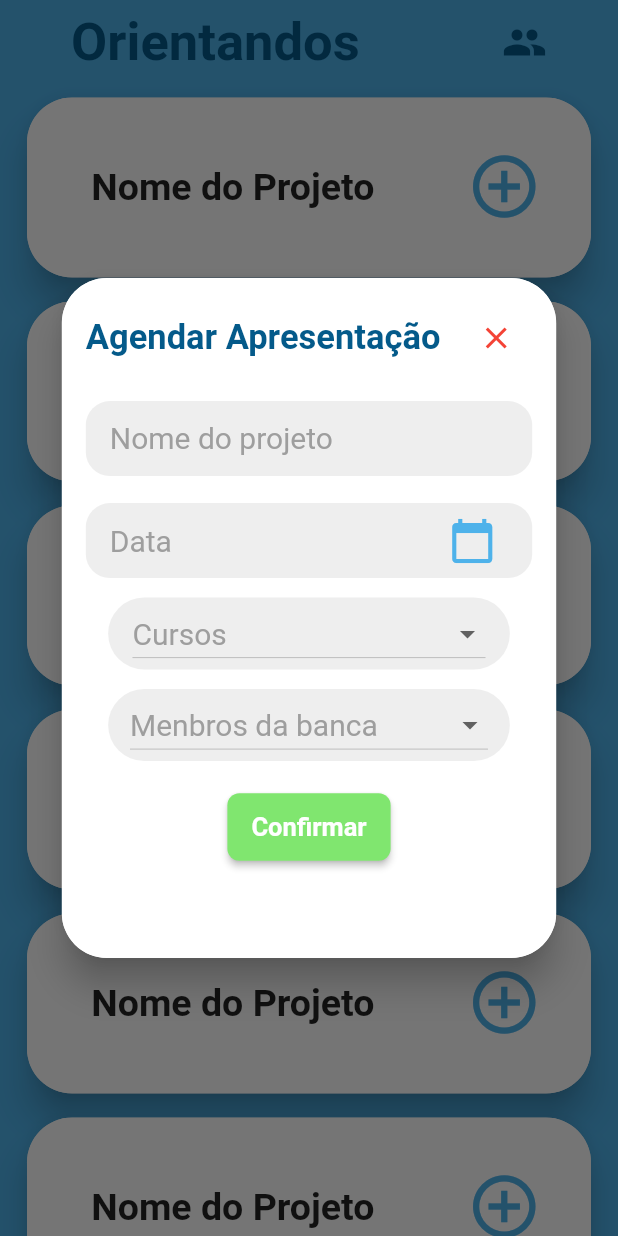
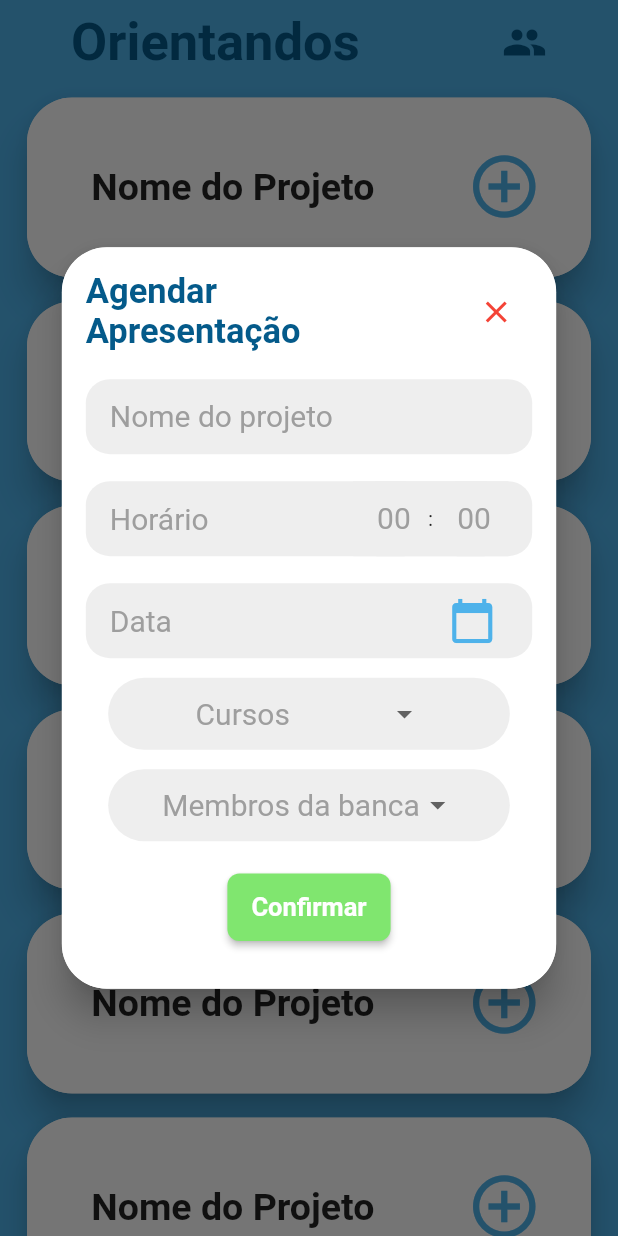
Before and after one commit to Deivid1071/LabInfoProject, a Flutter app: the OrientandosScreen screen opened directly, after a tap on the "add circle outline" icon, on a phone screen of 412 x 824 dp. Run offline on Flutter 3.47's test engine with Material 2 defaults, Android fonts, the phone set to English and light mode, and no system bars.

Commit message:
Layout e ajustes das telas

```diff
--- a/lib/components/custom_text_field.dart
+++ b/lib/components/custom_text_field.dart
@@ -1,9 +1,10 @@
 import 'package:flutter/material.dart';
+import 'package:flutter/services.dart';
 
 class CustomTextField extends StatelessWidget {
 
   CustomTextField({this.hint, this.prefix, this.suffix, this.obscure = false,
-    this.textInputType, this.onChanged, this.enabled, this.controller
+    this.textInputType, this.onChanged, this.enabled, this.controller, this.maxLenght
   });
 
   final TextEditingController controller;
@@ -14,6 +15,7 @@ class CustomTextField extends StatelessWidget {
   final TextInputType textInputType;
   final Function(String) onChanged;
   final bool enabled;
+  final int maxLenght;
 
   @override
   Widget build(BuildContext context) {
@@ -35,7 +37,11 @@ class CustomTextField extends StatelessWidget {
         keyboardType: textInputType,
         onChanged: onChanged,
         enabled: enabled,
+        inputFormatters: [
+          LengthLimitingTextInputFormatter(maxLenght),
+        ],
         decoration: InputDecoration(
+
           hintText: hint,
           hintStyle: TextStyle(
             fontSize: 20,
--- a/lib/components/modal_agendamento.dart
+++ b/lib/components/modal_agendamento.dart
@@ -12,6 +12,8 @@ class ModalAgendamento extends StatefulWidget {
 
 class _ModalAgendamentoState extends State<ModalAgendamento> {
   TextEditingController _nomeProjetoController;
+  TextEditingController _horaController;
+  TextEditingController _minController;
   DateTime _dateTime;
   String stringData;
   bool isLoading;
@@ -22,6 +24,8 @@ class _ModalAgendamentoState extends State<ModalAgendamento> {
   @override
   void initState() {
     _nomeProjetoController = TextEditingController();
+    _horaController = TextEditingController();
+    _minController = TextEditingController();
 
     isLoading = false;
     showPass = false;
@@ -38,19 +42,20 @@ class _ModalAgendamentoState extends State<ModalAgendamento> {
         ),
         clipBehavior: Clip.antiAlias,
         child: Container(
-          height: MediaQuery.of(context).size.height * 0.55,
+          height: MediaQuery.of(context).size.height * 0.6,
           width: MediaQuery.of(context).size.width * 0.8,
           padding: EdgeInsets.all(16),
           decoration: BoxDecoration(
             color: Colors.white,
           ),
+          child: SingleChildScrollView(
             child: Column(
               children: [
                 Row(
                   mainAxisAlignment: MainAxisAlignment.spaceBetween,
                   children: [
                     Text(
-                    'Agendar Apresentação',
+                      'Agendar \nApresentação',
                       style: TextStyle(
                           fontSize: 23,
                           color: Color(0xFF045A8A),
@@ -74,6 +79,53 @@ class _ModalAgendamentoState extends State<ModalAgendamento> {
                   controller: _nomeProjetoController,
                   enabled: !isLoading,
                 ),
+                SizedBox(
+                  height: 18,
+                ),
+                Container(
+                    padding: EdgeInsets.symmetric(horizontal: 16),
+                    height: 50,
+                    width: MediaQuery.of(context).size.width * 0.75,
+                    decoration: BoxDecoration(
+                      shape: BoxShape.rectangle,
+                      color: Colors.grey[200],
+                      borderRadius: BorderRadius.circular(16),
+                    ),
+                    child: Row(
+                      mainAxisAlignment: MainAxisAlignment.spaceBetween,
+                      children: [
+                        Text(
+                          'Horário',
+                          style: TextStyle(fontSize: 20, color: Colors.grey),
+                        ),
+                        Container(
+                          color:Colors.grey[200],
+                          child: Row(
+                            children: [
+                              Container(
+                                width: 50,
+                                child: CustomTextField(
+                                  controller: _horaController,
+                                  hint: '00',
+                                  textInputType: TextInputType.number,
+                                  maxLenght: 2,
+                                ),
+                              ),
+                              Text(':'),
+                              Container(
+                                width: 50,
+                                child: CustomTextField(
+                                  controller: _minController,
+                                  hint: '00',
+                                  textInputType: TextInputType.number,
+                                  maxLenght: 2,
+                                ),
+                              ),
+                            ],
+                          ),
+                        ),
+                      ],
+                    )),
                 SizedBox(
                   height: 18,
                 ),
@@ -124,15 +176,17 @@ class _ModalAgendamentoState extends State<ModalAgendamento> {
                   height: 13,
                 ),
                 Container(
+                  padding: EdgeInsets.symmetric(horizontal: 16),
                   alignment: Alignment.center,
                   decoration: BoxDecoration(
                       color: Colors.grey[200],
                       borderRadius: BorderRadius.circular(30)),
                   width: MediaQuery.of(context).size.width * 0.65,
+                  child: DropdownButtonHideUnderline(
                     child: DropdownButton<String>(
                       value: curso != null ? curso : null,
                       hint: Text(
-                    'Cursos                              ',
+                        'Cursos             ',
                         style: TextStyle(color: Colors.grey, fontSize: 20),
                       ),
                       items: <String>['Opção 1', 'Opção 2', 'Opção 3', 'Opção 4']
@@ -149,19 +203,22 @@ class _ModalAgendamentoState extends State<ModalAgendamento> {
                       },
                     ),
                   ),
+                ),
                 SizedBox(
                   height: 13,
                 ),
                 Container(
+                  padding: EdgeInsets.symmetric(horizontal: 16),
                   alignment: Alignment.center,
                   decoration: BoxDecoration(
                       color: Colors.grey[200],
                       borderRadius: BorderRadius.circular(30)),
                   width: MediaQuery.of(context).size.width * 0.65,
+                  child: DropdownButtonHideUnderline(
                     child: DropdownButton<String>(
                       value: integrante != null ? integrante : null,
                       hint: Text(
-                    'Menbros da banca          ',
+                        'Membros da banca',
                         style: TextStyle(color: Colors.grey, fontSize: 20),
                       ),
                       items: <String>['Opção 1', 'Opção 2', 'Opção 3', 'Opção 4']
@@ -176,6 +233,7 @@ class _ModalAgendamentoState extends State<ModalAgendamento> {
                           integrante = value;
                         });
                       },
+                    ),
                   ),
                 ),
                 Container(
@@ -212,6 +270,7 @@ class _ModalAgendamentoState extends State<ModalAgendamento> {
             ),
           ),
         ),
+      ),
     );
   }
 }
--- a/lib/main.dart
+++ b/lib/main.dart
@@ -7,7 +7,6 @@ import 'package:labinfoapp/ui/register/register_screen.dart';
 void main() {
   runApp(MyApp());
 }
-
 class MyApp extends StatelessWidget {
   // This widget is the root of your application.
   @override
@@ -17,7 +16,7 @@ class MyApp extends StatelessWidget {
         primarySwatch: Colors.blue,
         visualDensity: VisualDensity.adaptivePlatformDensity,
       ),
-      home: MainTabAgendamentos(),
+      home: LoginScreen(),
     );
   }
 }
--- a/lib/ui/agendamento/mainTabAgendamentos_screen.dart
+++ b/lib/ui/agendamento/mainTabAgendamentos_screen.dart
@@ -30,7 +30,7 @@ class _MainTabAgendamentosState extends State<MainTabAgendamentos> {
           ),
           BottomNavigationBarItem(
             icon: Icon(Icons.people),
-            title: Text('Orientados'),
+            title: Text('Orientandos'),
           ),
           BottomNavigationBarItem(
               icon: Icon(Icons.exit_to_app),
--- a/lib/ui/login/login_screen.dart
+++ b/lib/ui/login/login_screen.dart
@@ -89,7 +89,7 @@ class _LoginScreenState extends State<LoginScreen> {
                         },
                       )),
                   Container(
-                    padding: EdgeInsets.only(top: 150),
+                    padding: EdgeInsets.only(top: 60),
                     child: ButtonTheme(
                       height: 45,
                       minWidth: 100,
@@ -130,4 +130,5 @@ class _LoginScreenState extends State<LoginScreen> {
       ),
     );
   }
+
 }
--- a/lib/ui/register/register_screen.dart
+++ b/lib/ui/register/register_screen.dart
@@ -54,6 +54,7 @@ class _RegisterScreenState extends State<RegisterScreen> {
               decoration: BoxDecoration(
                 color: Colors.white,
               ),
+              child: SingleChildScrollView(
                 child: Column(
                   children: [
                     Text(
@@ -148,11 +149,13 @@ class _RegisterScreenState extends State<RegisterScreen> {
                       height: 13,
                     ),
                     Container(
+                      padding: EdgeInsets.symmetric(horizontal: 16),
                       alignment: Alignment.center,
                       decoration: BoxDecoration(
                           color: Colors.grey[200],
                           borderRadius: BorderRadius.circular(30)),
                       width: MediaQuery.of(context).size.width * 0.65,
+                      child: DropdownButtonHideUnderline(
                         child: DropdownButton<String>(
                           value: curso != null ? curso : null,
                           hint: Text(
@@ -175,6 +178,7 @@ class _RegisterScreenState extends State<RegisterScreen> {
                               curso = value;
                             });
                           },
+                        ),
                       ),
                     ),
                     Container(
@@ -217,6 +221,7 @@ class _RegisterScreenState extends State<RegisterScreen> {
             ),
           ),
         ),
+      ),
     );
   }
 }
```
Also changed, not shown: 1 other file. Lines whose indentation alone changed are shown as unchanged.
